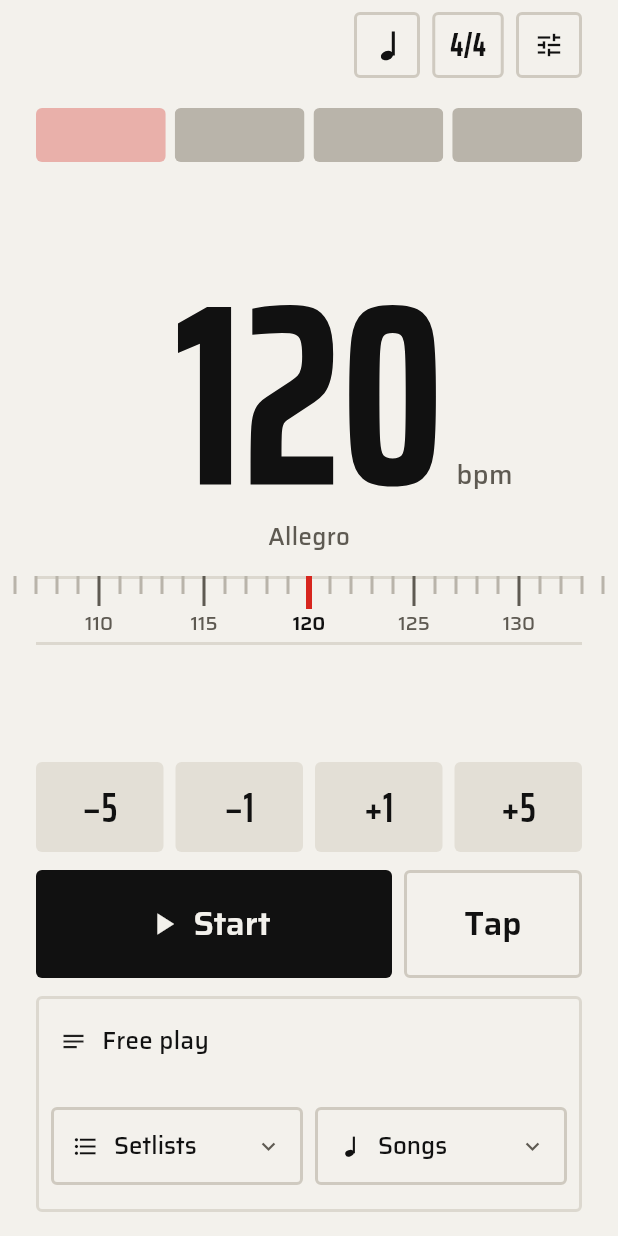
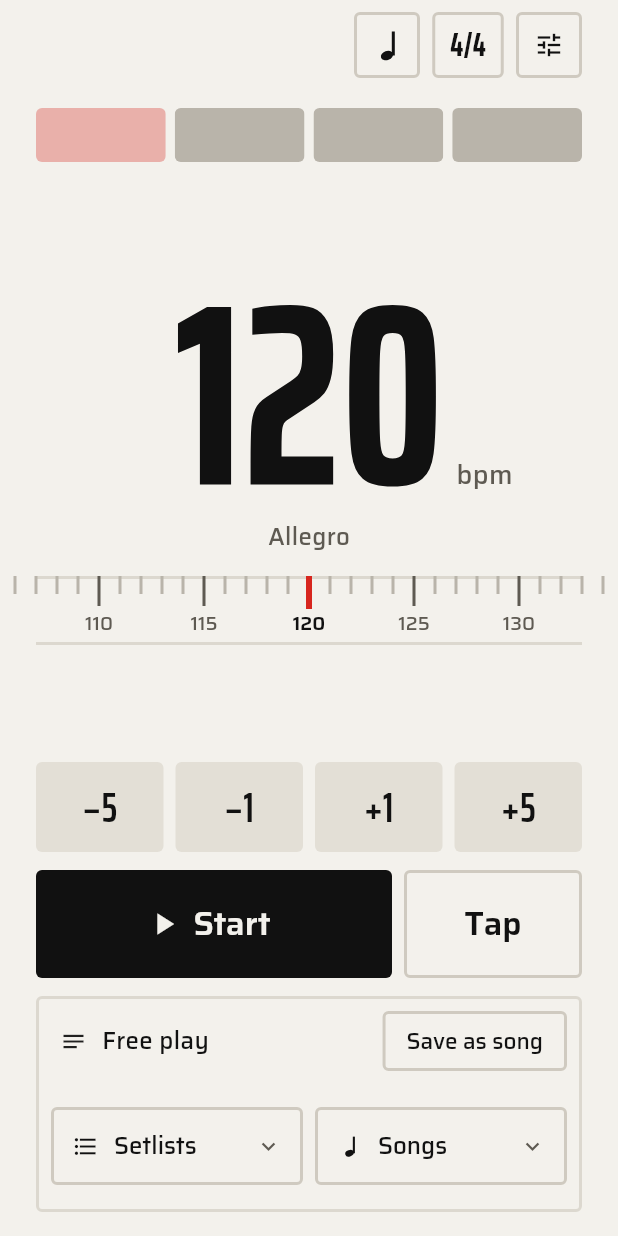
Before and after one commit to drormos/metra, a Flutter app: the screen it shows after launch, on a phone screen of 412 x 824 dp. Run offline on Flutter 3.47's test engine with Material 3 defaults, Android fonts, the phone set to English and light mode, and no system bars; our stand-ins replace audio_service, wakelock_plus; missing offline and left inert: audio_session, flutter_soloud.

Commit message:
feat: save as new song; new songs start at the current tempo
Save as new (under the BPM) and Save as song (Free play header) save
what the click plays as a new library song and load it, replacing,
following or leaving the set's song.

Co-Authored-By: Claude Opus 5.5 <noreply@anthropic.com>

```diff
--- a/lib/src/controller/library_controller.dart
+++ b/lib/src/controller/library_controller.dart
@@ -208,6 +208,49 @@ class LibraryController extends ChangeNotifier {
     }
   }
 
+  /// "Save as new song": a library song from what the click plays now,
+  /// made the loaded song (the click carries on, no restart). In setlist
+  /// mode [placement] puts it in the set; otherwise, and with
+  /// [SongPlacement.none], the app ends in Single song mode. The original
+  /// song is untouched everywhere.
+  Song saveAsNewSong(
+    String name,
+    MetronomeController metronome, {
+    SongPlacement placement = SongPlacement.replace,
+  }) {
+    final index = currentIndex;
+    final list = activeSetlist;
+    final song = addSong(
+      name: name,
+      bpm: metronome.bpm,
+      pattern: metronome.pattern,
+    );
+    if (list == null || index < 0 || placement == SongPlacement.none) {
+      _update(
+        _library.withSession(setlistId: null, songId: song.id, position: -1),
+      );
+      return song;
+    }
+    final ids = [...list.songIds];
+    final position = placement == SongPlacement.replace ? index : index + 1;
+    if (placement == SongPlacement.replace) {
+      ids[index] = song.id;
+    } else {
+      ids.insert(position, song.id);
+    }
+    _update(
+      _library
+          .copyWith(
+            setlists: [
+              for (final l in setlists)
+                l.id == list.id ? l.copyWith(songIds: ids) : l,
+            ],
+          )
+          .withSession(setlistId: list.id, songId: song.id, position: position),
+    );
+    return song;
+  }
+
   /// Overwrites [song]'s tempo and pattern with the metronome's.
   void updateSongFromMetronome(Song song, MetronomeController metronome) =>
       updateSong(song.copyWith(bpm: metronome.bpm, pattern: metronome.pattern));
@@ -294,9 +337,17 @@ class LibraryController extends ChangeNotifier {
   String newSetlistName() =>
       _newName('Setlist', [for (final list in setlists) list.name]);
 
-  static String _newName(String prefix, List<String> names) {
+  /// A name for a copy of [song]: its name plus the next free number
+  /// ("Dead Weight 2"); a copy of a copy counts on ("Dead Weight 3").
+  String copyName(Song song) => _newName(
+    song.name.replaceFirst(RegExp(r' \d+$'), ''),
+    [for (final s in songs) s.name],
+    start: 2,
+  );
+
+  static String _newName(String prefix, List<String> names, {int start = 1}) {
     final taken = {for (final name in names) _nameKey(name)};
-    var n = 1;
+    var n = start;
     while (taken.contains(_nameKey('$prefix $n'))) {
       n++;
     }
@@ -469,3 +520,15 @@ class LibraryController extends ChangeNotifier {
       '${DateTime.now().microsecondsSinceEpoch.toRadixString(36)}'
       '-${_idCounter++}';
 }
+
+/// Where "Save as new song" puts the new song in the loaded set.
+enum SongPlacement {
+  /// Takes the loaded song's place (same position).
+  replace,
+
+  /// Right after the loaded song; both stay.
+  addAfter,
+
+  /// Not in the set: the app leaves it (Single song mode).
+  none,
+}
--- a/lib/src/ui/metronome_screen.dart
+++ b/lib/src/ui/metronome_screen.dart
@@ -9,6 +9,7 @@ import 'haptics.dart';
 import 'repeat_button.dart';
 import 'setlist_group.dart';
 import 'setlist_picker.dart';
+import 'save_as_new_dialog.dart';
 import 'settings_screen.dart';
 import 'song_library.dart';
 import 'subdivision_icon.dart';
@@ -35,6 +36,7 @@ class MetronomeScreen extends StatelessWidget {
   static const subdivisionKey = Key('subdivision');
   static const revertKey = Key('revert');
   static const saveToSongKey = Key('save-to-song');
+  static const saveAsNewKey = Key('save-as-new');
 
   @override
   Widget build(BuildContext context) {
@@ -253,8 +255,11 @@ class MetronomeScreen extends StatelessWidget {
       );
     }
     const label = TextStyle(fontSize: 15, fontWeight: FontWeight.w600);
-    return Row(
-      mainAxisAlignment: MainAxisAlignment.center,
+    // Shrinks rather than overflowing on narrow phones.
+    return FittedBox(
+      fit: BoxFit.scaleDown,
+      child: Row(
+        mainAxisSize: MainAxisSize.min,
         children: [
           TextButton(
             key: revertKey,
@@ -268,6 +273,23 @@ class MetronomeScreen extends StatelessWidget {
               library.revertSong(controller);
             },
             child: const Text('Revert', style: label),
+          ),
+          const SizedBox(width: 4),
+          Builder(
+            builder: (context) => SizedBox(
+              height: 40,
+              child: OutlinedButton(
+                key: saveAsNewKey,
+                // The quiet border: the less common choice.
+                style: OutlinedButton.styleFrom(
+                  foregroundColor: colors.text,
+                  padding: const EdgeInsets.symmetric(horizontal: 14),
+                ),
+                onPressed: () =>
+                    showSaveAsNewSong(context, library, controller),
+                child: const Text('Save as new', style: label),
+              ),
+            ),
           ),
           const SizedBox(width: 8),
           SizedBox(
@@ -287,6 +309,7 @@ class MetronomeScreen extends StatelessWidget {
             ),
           ),
         ],
+      ),
     );
   }
 
--- a/lib/src/ui/setlist_group.dart
+++ b/lib/src/ui/setlist_group.dart
@@ -4,6 +4,7 @@ import '../controller/library_controller.dart';
 import '../controller/metronome_controller.dart';
 import '../model/library.dart';
 import 'haptics.dart';
+import 'save_as_new_dialog.dart';
 import 'setlist_picker.dart';
 import 'subdivision_icon.dart';
 import 'theme.dart';
@@ -30,6 +31,7 @@ class SetlistGroup extends StatelessWidget {
   static const nextKey = Key('next-song');
   static const setlistsKey = Key('free-play-setlists');
   static const songsKey = Key('free-play-songs');
+  static const saveAsSongKey = Key('free-play-save-as-song');
 
   @override
   Widget build(BuildContext context) {
@@ -63,13 +65,34 @@ class SetlistGroup extends StatelessWidget {
     );
   }
 
-  Widget _freePlayHeader(MetraColors colors) => const Padding(
-    padding: EdgeInsets.symmetric(horizontal: 6),
+  /// "Save as song" sits where Single song has "Free play": an option,
+  /// not pushed.
+  Widget _freePlayHeader(MetraColors colors) => Padding(
+    padding: const EdgeInsets.only(left: 6),
     child: Row(
       children: [
-        Icon(Icons.notes, size: 18),
-        SizedBox(width: 10),
-        Text('Free play', style: TextStyle(fontSize: 16)),
+        const Icon(Icons.notes, size: 18),
+        const SizedBox(width: 10),
+        const Expanded(
+          child: Text('Free play', style: TextStyle(fontSize: 16)),
+        ),
+        Builder(
+          builder: (context) => SizedBox(
+            height: 40,
+            child: OutlinedButton(
+              key: saveAsSongKey,
+              style: OutlinedButton.styleFrom(
+                padding: const EdgeInsets.symmetric(horizontal: 16),
+                minimumSize: const Size(0, 40),
+              ),
+              onPressed: () => showSaveAsNewSong(context, library, metronome),
+              child: const Text(
+                'Save as song',
+                style: TextStyle(fontSize: 15, fontWeight: FontWeight.w500),
+              ),
+            ),
+          ),
+        ),
       ],
     ),
   );
```
Also changed, not shown: lib/src/ui/save_as_new_dialog.dart (added, +165 -0 lines), lib/src/ui/song_editor.dart (+5 -2 lines), 4 other files. Lines whose indentation alone changed are shown as unchanged.
